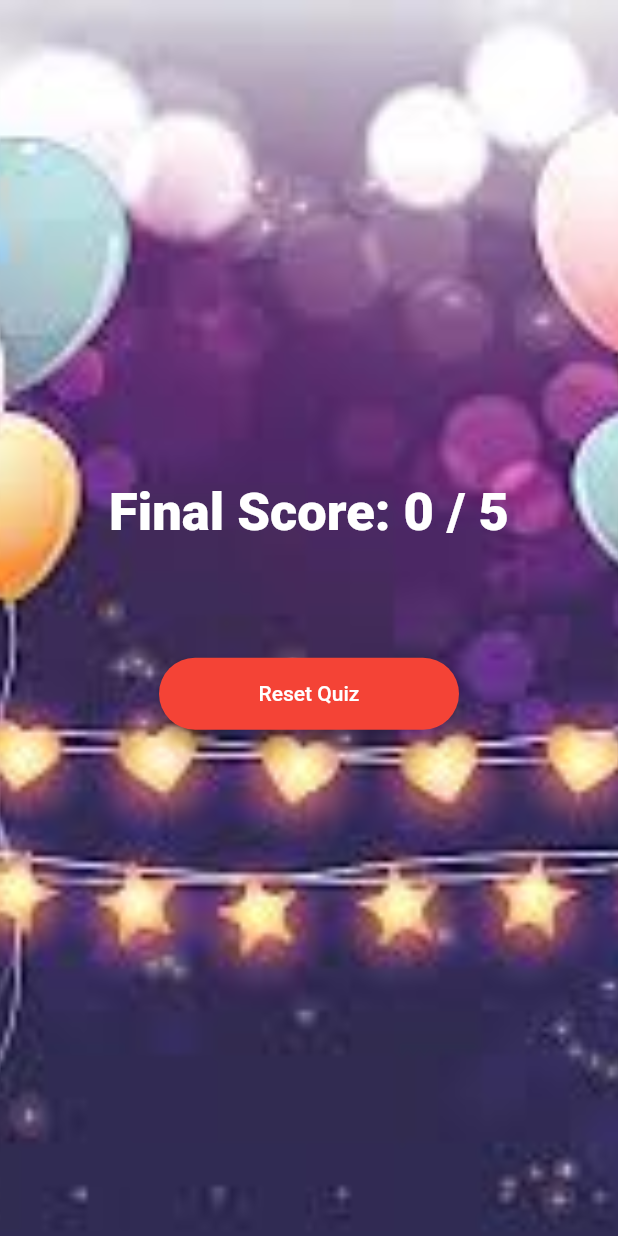
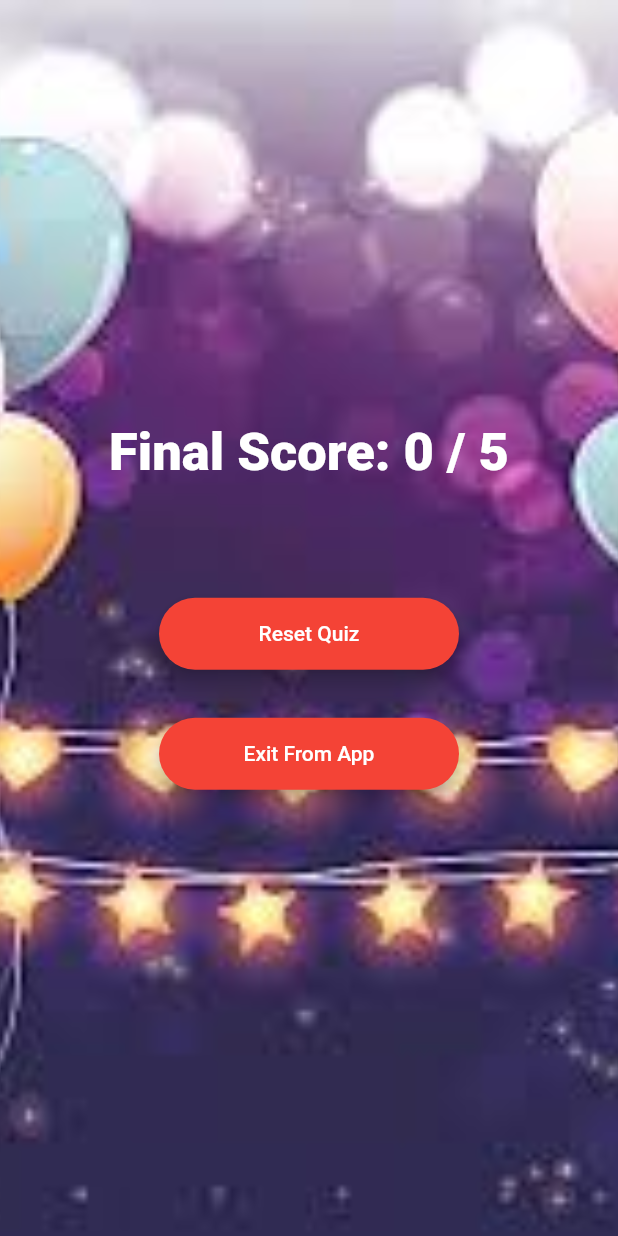
Before and after one commit to adheela/examen_app, a Flutter app: the Summary screen opened directly with empty values, on a phone screen of 412 x 824 dp. Run offline on Flutter 3.47's test engine with Material 2 defaults, Android fonts, the phone set to English and light mode, and no system bars; our stand-ins replace animated_text_kit, firebase_auth, modal_progress_hud, rflutter_alert; accounts and stored records are empty.

Commit message:
A New Quiz App

```diff
--- a/lib/screens/quiz_screen.dart
+++ b/lib/screens/quiz_screen.dart
@@ -3,6 +3,7 @@ import 'package:firebase_auth/firebase_auth.dart';
 import 'package:examen_app/components/choice_button.dart';
 import 'package:examen_app/components/rounded_button.dart';
 import 'package:examen_app/screens/welcome_screen.dart';
+import 'dart:io';
 
 
 FirebaseUser loggedInUser;
@@ -76,6 +77,8 @@ class _QuizScreenState extends State<QuizScreen> {
           body: Container(
             margin: const EdgeInsets.all(10.0),
             alignment: Alignment.topCenter,
+
+            child: SingleChildScrollView(
               child: Column(
                 children: <Widget>[
                   Padding(padding: EdgeInsets.all(20.0),),
@@ -206,9 +209,15 @@ class _QuizScreenState extends State<QuizScreen> {
                       ),
                     ],
                   ),
+                  Padding(padding: EdgeInsets.all(30.0)),
 
-
+                  RoundedButton(
+                    colour: Colors.red,
+                    onPress: resetQuiz,
+                    label: "Quit",
+                  ),
                 ],
+              ),
             ),
           ),
         ),
@@ -276,6 +285,11 @@ class Summary extends StatelessWidget{
                   },
                   label: "Reset Quiz",
                 ),
+                RoundedButton(
+                  colour: Colors.red,
+                  onPress: () => exit(0),
+                  label: "Exit From App",
+                ),
 
               ],
             ),
```
Lines whose indentation alone changed are shown as unchanged.
